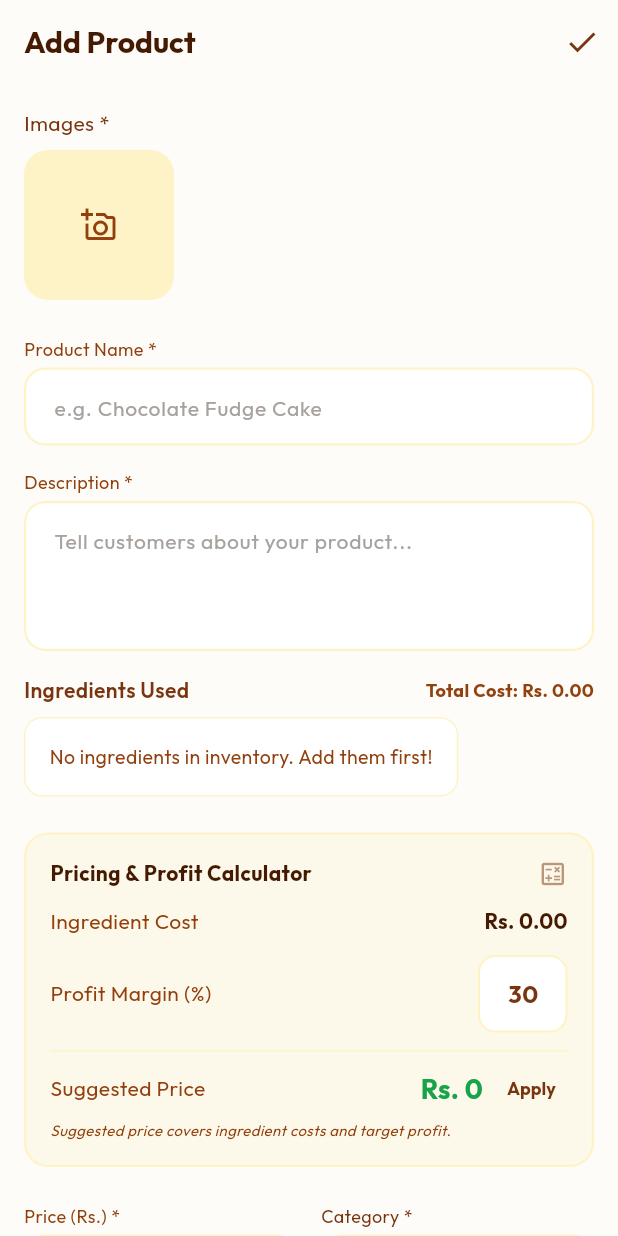
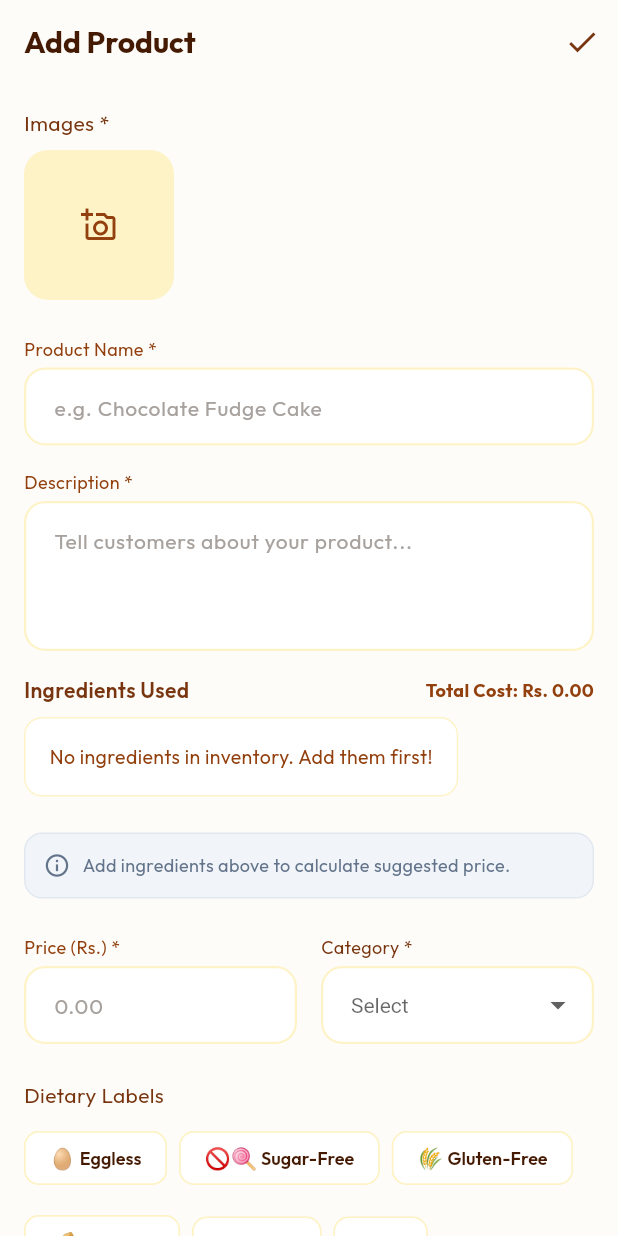
Before and after one commit to sanashoukat09/BakeSmart, a Flutter app: the AddEditProductScreen screen opened by its route, on a phone screen of 412 x 824 dp. Run offline on Flutter 3.47's test engine with Material 3 defaults, Android fonts, the light colour scheme and no system bars; our stand-ins replace cached_network_image, cloud_firestore, firebase_auth, firebase_core, firebase_messaging, fl_chart and 8 more; accounts and stored records are empty.

Commit message:
Hide profit calculator when no ingredients are selected to allow manual pricing

```diff
--- a/lib/screens/baker/add_edit_product_screen.dart
+++ b/lib/screens/baker/add_edit_product_screen.dart
@@ -590,11 +590,32 @@ class _AddEditProductScreenState extends ConsumerState<AddEditProductScreen> {
   }
 
   Widget _buildPricingCalculator(AsyncValue<List<IngredientModel>> ingredientsAsync) {
+    if (_selectedIngredients.isEmpty) {
+      return Container(
+        padding: const EdgeInsets.all(12),
+        width: double.infinity,
+        decoration: BoxDecoration(
+          color: const Color(0xFFF1F5F9),
+          borderRadius: BorderRadius.circular(12),
+          border: Border.all(color: const Color(0xFFE2E8F0)),
+        ),
+        child: const Row(
+          children: [
+            Icon(Icons.info_outline, color: Color(0xFF64748B), size: 18),
+            SizedBox(width: 8),
+            Text('Add ingredients above to calculate suggested price.',
+              style: TextStyle(color: Color(0xFF64748B), fontSize: 12)),
+          ],
+        ),
+      );
+    }
+
     return ingredientsAsync.when(
       data: (ingredients) {
         double cost = 0;
         _selectedIngredients.forEach((id, qty) {
-          final ingredient = ingredients.firstWhere((i) => i.id == id);
+          final ingredient = ingredients.firstWhere((i) => i.id == id,
+            orElse: () => IngredientModel(id: '', bakerId: '', name: '', unit: '', quantity: 0, unitPrice: 0, updatedAt: DateTime.now()));
           cost += ingredient.unitPrice * qty;
         });
 
@@ -654,6 +675,7 @@ class _AddEditProductScreenState extends ConsumerState<AddEditProductScreen> {
                     children: [
                       Text('Rs. ${suggestedPrice.toStringAsFixed(0)}',
                         style: const TextStyle(color: Color(0xFF16A34A), fontWeight: FontWeight.bold, fontSize: 18)),
+                      if (suggestedPrice > 0) ...[
                         const SizedBox(width: 8),
                         TextButton(
                           onPressed: () {
@@ -667,6 +689,7 @@ class _AddEditProductScreenState extends ConsumerState<AddEditProductScreen> {
                           ),
                           child: const Text('Apply', style: TextStyle(color: Color(0xFF78350F), fontWeight: FontWeight.bold, fontSize: 12)),
                         ),
+                      ],
                     ],
                   ),
                 ],
```
Lines whose indentation alone changed are shown as unchanged.
